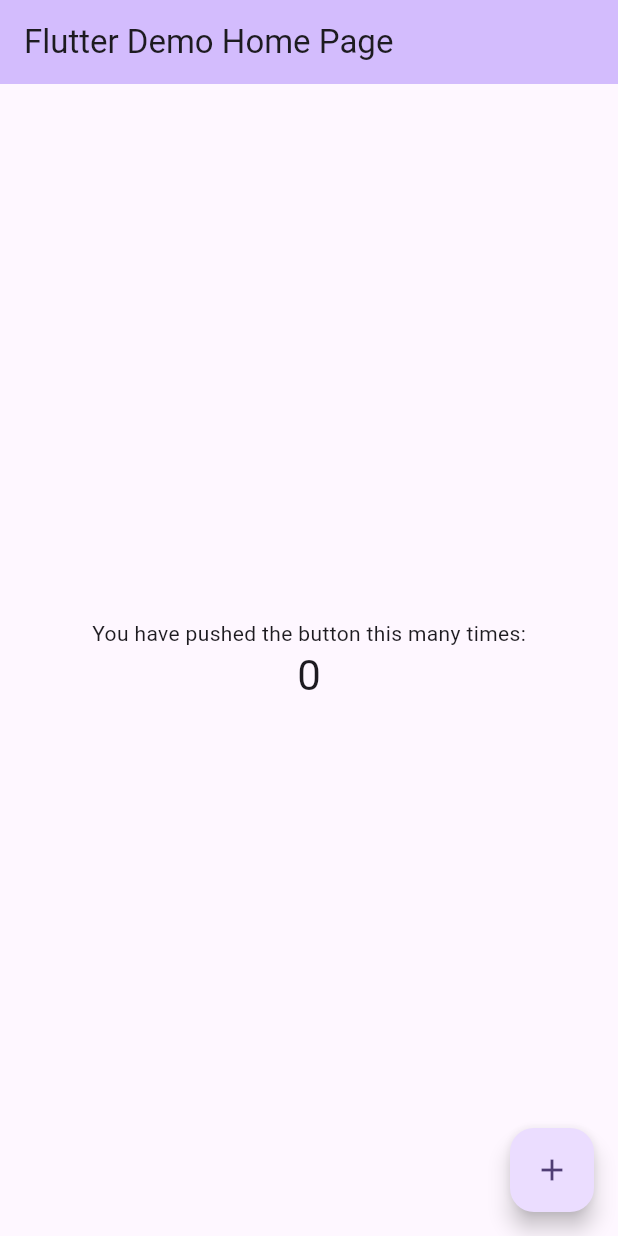
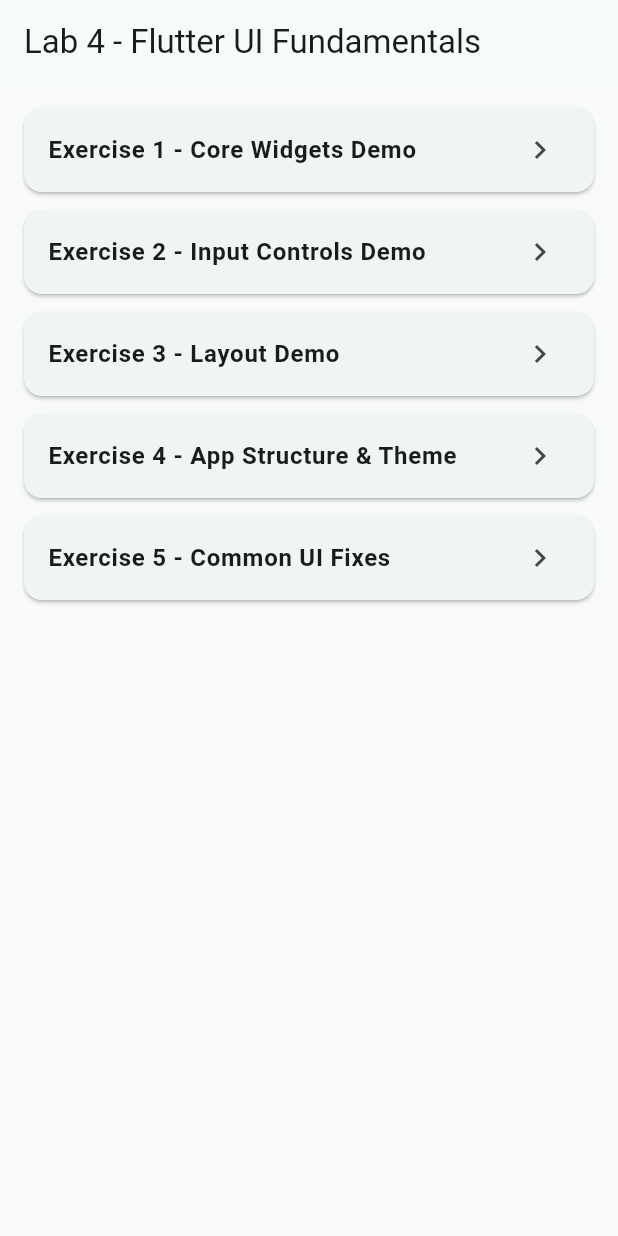
Before and after one commit to ngocmaii00/prm393, a Flutter app: the screen it shows after launch, on a phone screen of 412 x 824 dp. Run offline on Flutter 3.47's test engine with Material 3 defaults, Android fonts, the phone set to English and light mode, and no system bars.

Commit message:
[Lab4] implement Flutter UI fundamentals app with theme and layout demonstrations

```diff
--- /dev/null
+++ b/lib/lab4/lab4_app.dart
@@ -0,0 +1,111 @@
+import 'package:flutter/material.dart';
+
+import 'common_ui_fixes_demo.dart';
+import 'core_widgets_demo.dart';
+import 'input_controls_demo.dart';
+import 'layout_basics_demo.dart';
+import 'scaffold_theme_demo.dart';
+
+class Lab4App extends StatefulWidget {
+  const Lab4App({super.key});
+
+  @override
+  State<Lab4App> createState() => _Lab4AppState();
+}
+
+class _Lab4AppState extends State<Lab4App> {
+  ThemeMode _themeMode = ThemeMode.light;
+
+  void _setDarkMode(bool enabled) {
+    setState(() {
+      _themeMode = enabled ? ThemeMode.dark : ThemeMode.light;
+    });
+  }
+
+  @override
+  Widget build(BuildContext context) {
+    return MaterialApp(
+      debugShowCheckedModeBanner: false,
+      title: 'Lab 4 - Flutter UI Fundamentals',
+      themeMode: _themeMode,
+      theme: ThemeData(
+        useMaterial3: true,
+        colorScheme: ColorScheme.fromSeed(seedColor: Colors.teal),
+        scaffoldBackgroundColor: const Color(0xFFF7FAF9),
+        cardTheme: const CardThemeData(elevation: 1, margin: EdgeInsets.zero),
+      ),
+      darkTheme: ThemeData(
+        useMaterial3: true,
+        colorScheme: ColorScheme.fromSeed(
+          seedColor: Colors.teal,
+          brightness: Brightness.dark,
+        ),
+      ),
+      home: Lab4HomeScreen(onDarkModeChanged: _setDarkMode),
+    );
+  }
+}
+
+class Lab4HomeScreen extends StatelessWidget {
+  const Lab4HomeScreen({super.key, required this.onDarkModeChanged});
+
+  final ValueChanged<bool> onDarkModeChanged;
+
+  @override
+  Widget build(BuildContext context) {
+    final exercises = [
+      _ExerciseLink(
+        title: 'Exercise 1 - Core Widgets Demo',
+        screen: const CoreWidgetsDemo(),
+      ),
+      _ExerciseLink(
+        title: 'Exercise 2 - Input Controls Demo',
+        screen: const InputControlsDemo(),
+      ),
+      _ExerciseLink(
+        title: 'Exercise 3 - Layout Demo',
+        screen: const LayoutBasicsDemo(),
+      ),
+      _ExerciseLink(
+        title: 'Exercise 4 - App Structure & Theme',
+        screen: ScaffoldThemeDemo(onDarkModeChanged: onDarkModeChanged),
+      ),
+      _ExerciseLink(
+        title: 'Exercise 5 - Common UI Fixes',
+        screen: const CommonUiFixesDemo(),
+      ),
+    ];
+
+    return Scaffold(
+      appBar: AppBar(title: const Text('Lab 4 - Flutter UI Fundamentals')),
+      body: SafeArea(
+        child: ListView.separated(
+          padding: const EdgeInsets.all(16),
+          itemCount: exercises.length,
+          separatorBuilder: (_, _) => const SizedBox(height: 12),
+          itemBuilder: (context, index) => exercises[index],
+        ),
+      ),
+    );
+  }
+}
+
+class _ExerciseLink extends StatelessWidget {
+  const _ExerciseLink({required this.title, required this.screen});
+
+  final String title;
+  final Widget screen;
+
+  @override
+  Widget build(BuildContext context) {
+    return Card(
+      child: ListTile(
+        title: Text(title, style: const TextStyle(fontWeight: FontWeight.w700)),
+        trailing: const Icon(Icons.chevron_right),
+        onTap: () {
+          Navigator.of(context).push(MaterialPageRoute(builder: (_) => screen));
+        },
+      ),
+    );
+  }
+}
--- a/lib/main.dart
+++ b/lib/main.dart
@@ -1,122 +1,7 @@
 import 'package:flutter/material.dart';
 
+import 'lab4/lab4_app.dart';
+
 void main() {
-  runApp(const MyApp());
+  runApp(const Lab4App());
 }
-
-class MyApp extends StatelessWidget {
-  const MyApp({super.key});
-
-  // This widget is the root of your application.
-  @override
-  Widget build(BuildContext context) {
-    return MaterialApp(
-      title: 'Flutter Demo',
-      theme: ThemeData(
-        // This is the theme of your application.
-        //
-        // TRY THIS: Try running your application with "flutter run". You'll see
-        // the application has a purple toolbar. Then, without quitting the app,
-        // try changing the seedColor in the colorScheme below to Colors.green
-        // and then invoke "hot reload" (save your changes or press the "hot
-        // reload" button in a Flutter-supported IDE, or press "r" if you used
-        // the command line to start the app).
-        //
-        // Notice that the counter didn't reset back to zero; the application
-        // state is not lost during the reload. To reset the state, use hot
-        // restart instead.
-        //
-        // This works for code too, not just values: Most code changes can be
-        // tested with just a hot reload.
-        colorScheme: .fromSeed(seedColor: Colors.deepPurple),
-      ),
-      home: const MyHomePage(title: 'Flutter Demo Home Page'),
-    );
-  }
-}
-
-class MyHomePage extends StatefulWidget {
-  const MyHomePage({super.key, required this.title});
-
-  // This widget is the home page of your application. It is stateful, meaning
-  // that it has a State object (defined below) that contains fields that affect
-  // how it looks.
-
-  // This class is the configuration for the state. It holds the values (in this
-  // case the title) provided by the parent (in this case the App widget) and
-  // used by the build method of the State. Fields in a Widget subclass are
-  // always marked "final".
-
-  final String title;
-
-  @override
-  State<MyHomePage> createState() => _MyHomePageState();
-}
-
-class _MyHomePageState extends State<MyHomePage> {
-  int _counter = 0;
-
-  void _incrementCounter() {
-    setState(() {
-      // This call to setState tells the Flutter framework that something has
-      // changed in this State, which causes it to rerun the build method below
-      // so that the display can reflect the updated values. If we changed
-      // _counter without calling setState(), then the build method would not be
-      // called again, and so nothing would appear to happen.
-      _counter++;
-    });
-  }
-
-  @override
-  Widget build(BuildContext context) {
-    // This method is rerun every time setState is called, for instance as done
-    // by the _incrementCounter method above.
-    //
-    // The Flutter framework has been optimized to make rerunning build methods
-    // fast, so that you can just rebuild anything that needs updating rather
-    // than having to individually change instances of widgets.
-    return Scaffold(
-      appBar: AppBar(
-        // TRY THIS: Try changing the color here to a specific color (to
-        // Colors.amber, perhaps?) and trigger a hot reload to see the AppBar
-        // change color while the other colors stay the same.
-        backgroundColor: Theme.of(context).colorScheme.inversePrimary,
-        // Here we take the value from the MyHomePage object that was created by
-        // the App.build method, and use it to set our appbar title.
-        title: Text(widget.title),
-      ),
-      body: Center(
-        // Center is a layout widget. It takes a single child and positions it
-        // in the middle of the parent.
-        child: Column(
-          // Column is also a layout widget. It takes a list of children and
-          // arranges them vertically. By default, it sizes itself to fit its
-          // children horizontally, and tries to be as tall as its parent.
-          //
-          // Column has various properties to control how it sizes itself and
-          // how it positions its children. Here we use mainAxisAlignment to
-          // center the children vertically; the main axis here is the vertical
-          // axis because Columns are vertical (the cross axis would be
-          // horizontal).
-          //
-          // TRY THIS: Invoke "debug painting" (choose the "Toggle Debug Paint"
-          // action in the IDE, or press "p" in the console), to see the
-          // wireframe for each widget.
-          mainAxisAlignment: .center,
-          children: [
-            const Text('You have pushed the button this many times:'),
-            Text(
-              '$_counter',
-              style: Theme.of(context).textTheme.headlineMedium,
-            ),
-          ],
-        ),
-      ),
-      floatingActionButton: FloatingActionButton(
-        onPressed: _incrementCounter,
-        tooltip: 'Increment',
-        child: const Icon(Icons.add),
-      ),
-    );
-  }
-}
```
Also changed, not shown: lib/lab4/common_ui_fixes_demo.dart (added, +116 -0 lines), lib/lab4/core_widgets_demo.dart (added, +64 -0 lines), lib/lab4/input_controls_demo.dart (added, +150 -0 lines), lib/lab4/layout_basics_demo.dart (added, +66 -0 lines), lib/lab4/scaffold_theme_demo.dart (added, +88 -0 lines), 5 other files.
